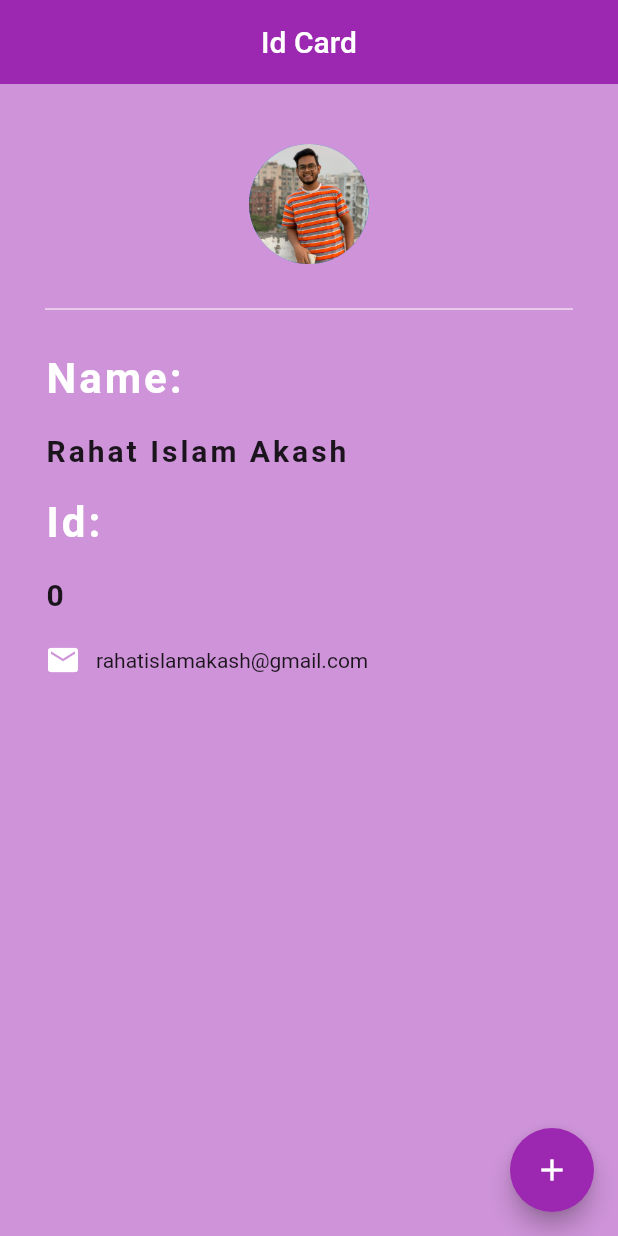
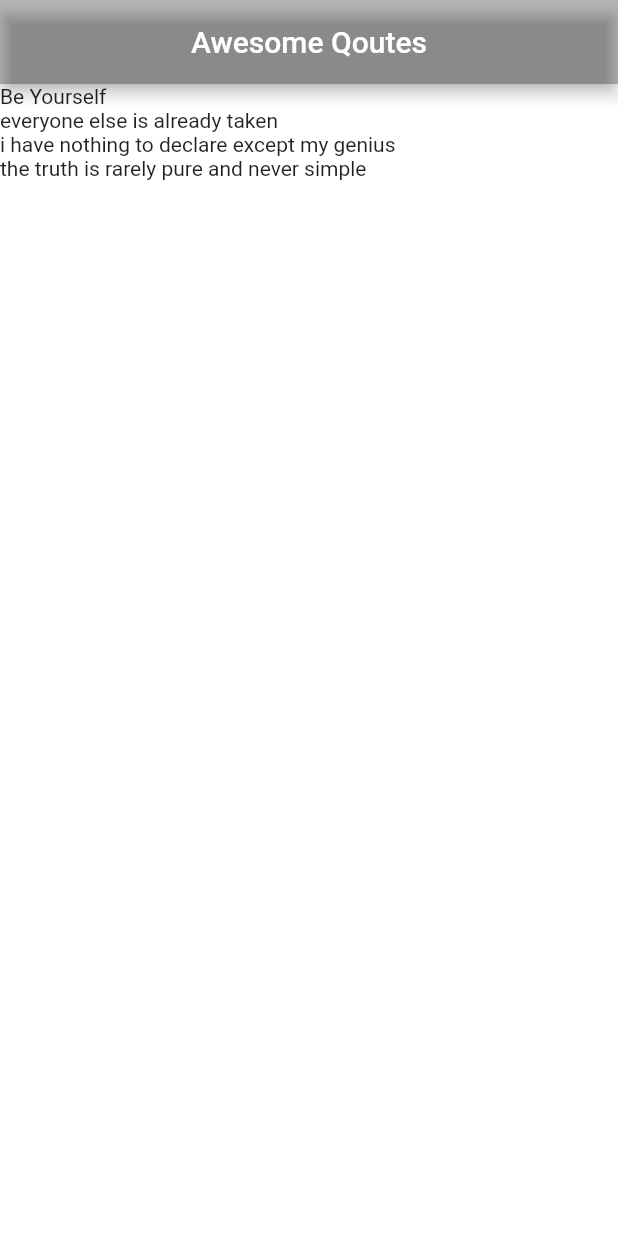
Before and after one commit to Rahat7288/Flutter_Learning, a Flutter app: the screen it shows after launch, on a phone screen of 412 x 824 dp. Run offline on Flutter 3.47's test engine with Material 2 defaults, Android fonts, the phone set to English and light mode, and no system bars.

Commit message:
listView in class

```diff
--- a/lib/main.dart
+++ b/lib/main.dart
@@ -1,110 +1,39 @@
 import 'package:flutter/material.dart';
 
-void main() => runApp(MaterialApp(
-  home: Card(),
+void main()=> runApp(MaterialApp(
+  home: QoutList(),
 ));
 
-class Card extends StatefulWidget {
+class QoutList extends StatefulWidget {
+
 
   @override
-  State<Card> createState() => _CardState();
+  _QoutListState createState() => _QoutListState();
 }
 
-class _CardState extends State<Card> {
-  int id = 0;
+class _QoutListState extends State<QoutList> {
+
+  List<String> qoutes = [
+    'Be Yourself','everyone else is already taken',
+    'i have nothing to declare except my genius',
+    'the truth is rarely pure and never simple'
+  ];
 
   @override
   Widget build(BuildContext context) {
     return Scaffold(
-      backgroundColor: Colors.purple[200],
+      backgroundColor: Colors.white24,
       appBar: AppBar(
-        title: Text('Id Card'),
+        title: Text("Awesome Qoutes"),
         centerTitle: true,
-        backgroundColor: Colors.purple,
-        elevation: 0.0,
+        backgroundColor: Colors.black26,
       ),
-      floatingActionButton: FloatingActionButton(
-        onPressed: (){
-          setState(() {
-            id += 1;
-          });
-        },
-        child: Icon(Icons.add),
-        backgroundColor: Colors.purple,
-      ),
-      body: Padding(
-        padding: EdgeInsets.fromLTRB(30.0, 40.0, 30.0, 0.0),
-        child: Column(
-          crossAxisAlignment: CrossAxisAlignment.start,
-          children: [
-            Center(
-              child: CircleAvatar(
-                backgroundImage: AssetImage('assets/cv.jpg'),
-                radius: 40.0,
-              ),
-            ),
-            Divider(
-              height: 60.0,
-              color: Colors.white,
-            ),
-            Text(
-              'Name:',
-              style: TextStyle(
-                color: Colors.white,
-                letterSpacing: 2.0,
-                fontSize: 28.0,
-                fontWeight: FontWeight.bold,
-              ),
-            ),
-            SizedBox(height: 20.0,),
-            Text(
-              'Rahat Islam Akash',
-              style: TextStyle(
-                color: Colors.black87,
-                letterSpacing: 2.0,
-                fontSize: 20.0,
-                fontWeight: FontWeight.bold,
-              ),
-            ),
-            SizedBox(height: 20.0,),
-            Text(
-              'Id:',
-              style: TextStyle(
-                color: Colors.white,
-                letterSpacing: 2.0,
-                fontSize: 28.0,
-                fontWeight: FontWeight.bold,
-              ),
-            ),
-            SizedBox(height: 20.0,),
-            Text(
-              '$id',
-              style: TextStyle(
-                color: Colors.black87,
-                letterSpacing: 2.0,
-                fontSize: 20.0,
-                fontWeight: FontWeight.bold,
-              ),
-            ),
-            SizedBox(height: 20.0,),
-            Row(
-              children: [
-                Icon(
-                  Icons.email,
-                  color: Colors.white,
-                ),
-                SizedBox(width: 10.0,),
-                Text(
-                  'rahatislamakash@gmail.com',
-
-                ),
-              ],
-            ),
-
-
-
-          ],
-        ),
+      body: Column(
+        mainAxisAlignment: MainAxisAlignment.start,
+        crossAxisAlignment: CrossAxisAlignment.start,
+        children: qoutes.map((quote){
+          return Text(quote);
+        }).toList(),
       ),
     );
   }
```
